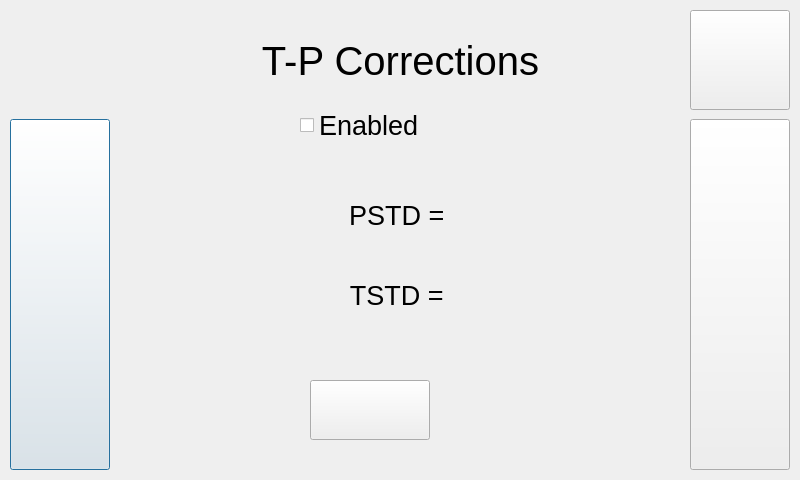
This is Settings/BCPSettings/tpcorrectionsform.ui in kopalatommy/AQSync_UI as Qt 5 draws it before an edit. The edited form follows.
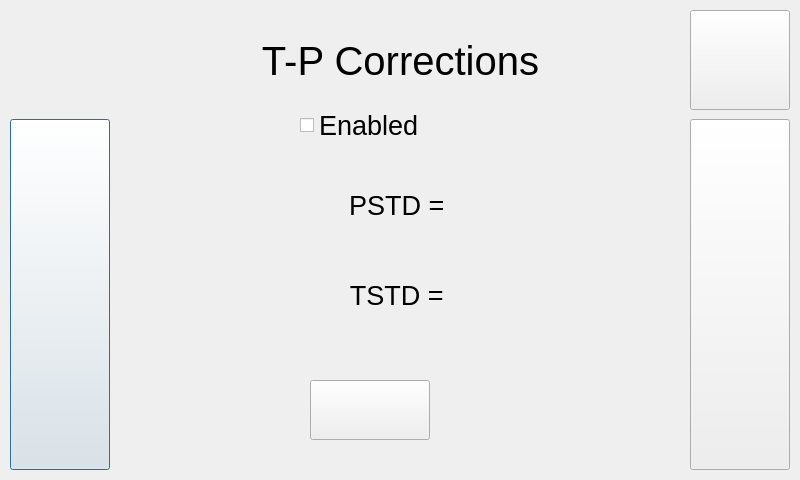
This is the edited form. Icons and pictures are not drawn.

Patch:
```diff
--- a/Settings/BCPSettings/tpcorrectionsform.ui
+++ b/Settings/BCPSettings/tpcorrectionsform.ui
@@ -130,7 +130,7 @@
    <property name="geometry">
     <rect>
      <x>110</x>
-     <y>180</y>
+     <y>170</y>
      <width>581</width>
      <height>71</height>
     </rect>
```
